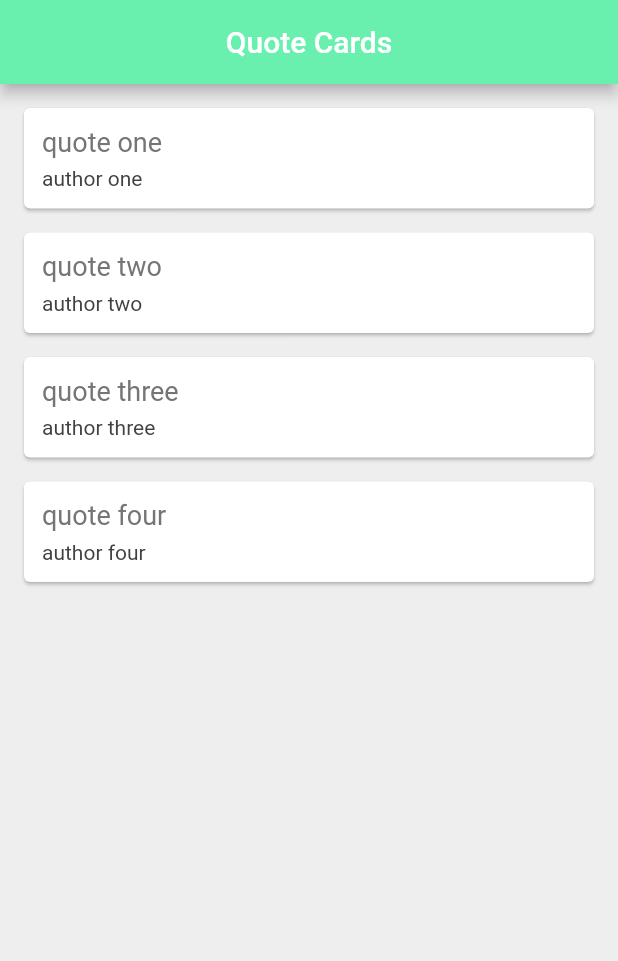
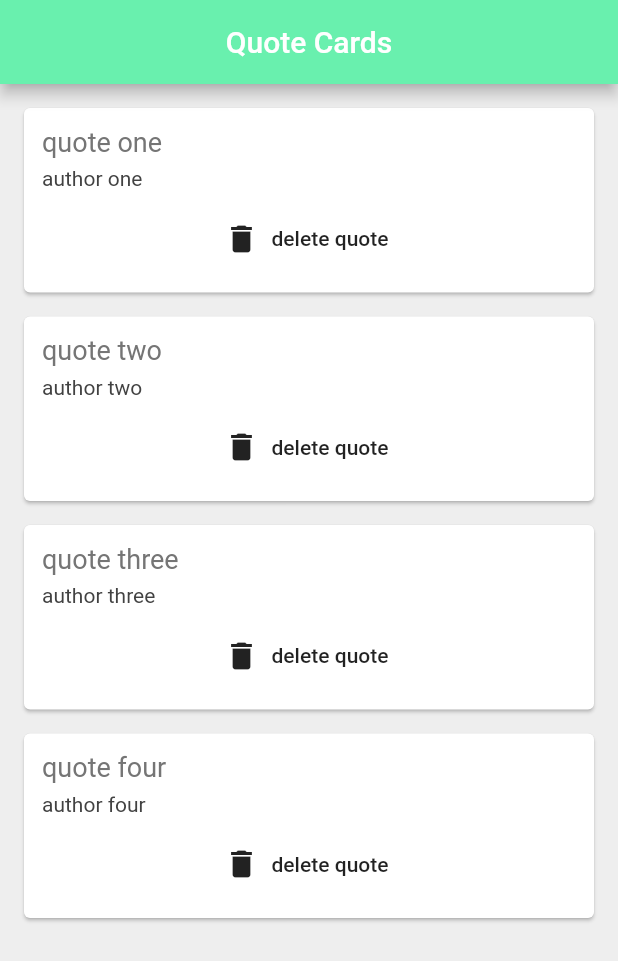
Before and after one commit to bremwhit/Muna, a Flutter app: the screen it shows after launch, on a phone screen of 412 x 824 dp. Shown: the top 961 px of the screen. Run offline on Flutter 3.47's test engine with Material 2 defaults, Android fonts, the phone set to English and light mode, and no system bars.

Commit message:
quotecard experiment done

```diff
--- a/lib/QuoteCard.dart
+++ b/lib/QuoteCard.dart
@@ -3,7 +3,9 @@ import 'quote.dart';
 
 class QuoteCard extends StatelessWidget {
   final Quote quote;
-  QuoteCard({this.quote});
+  final Function delete;
+
+  QuoteCard({this.quote, this.delete});
 
   @override
   Widget build(BuildContext context) {
@@ -22,11 +24,19 @@ class QuoteCard extends StatelessWidget {
               ),
             ),
             SizedBox(height: 6),
-            Text(quote.author,
-                style: TextStyle(
-                  fontSize: 14,
-                  color: Colors.grey[800],
-                ))
+            Text(
+              quote.author,
+              style: TextStyle(
+                fontSize: 14,
+                color: Colors.grey[800],
+              ),
+            ),
+            SizedBox(height: 8),
+            FlatButton.icon(
+              onPressed: delete,
+              label: Text('delete quote'),
+              icon: Icon(Icons.delete),
+            ),
           ],
         ),
       ),
--- a/lib/main.dart
+++ b/lib/main.dart
@@ -28,7 +28,16 @@ class _QuotelistState extends State<Quotelist> {
         backgroundColor: Colors.greenAccent,
       ),
       body: Column(
-        children: quotes.map((quote) => QuoteCard(quote: quote)).toList(),
+        children: quotes
+            .map((quote) => QuoteCard(
+                  quote: quote,
+                  delete: () {
+                    setState((){
+                      quotes.remove(quote);
+                    });
+                  },
+                ))
+            .toList(),
       ),
     );
   }
```
